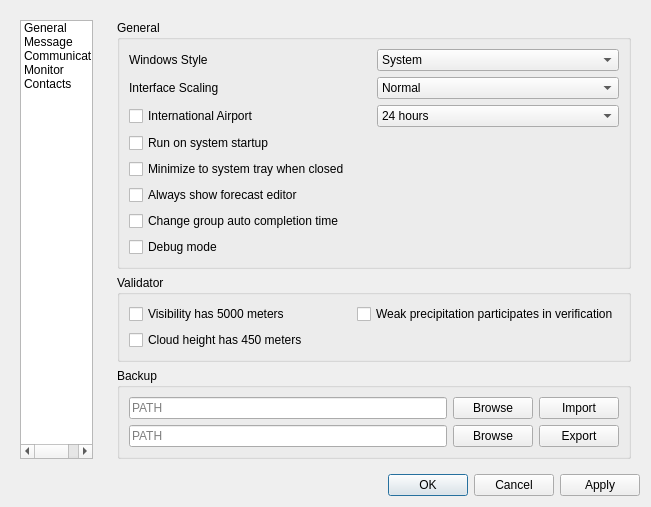
The window that tafor/components/ui/setting.ui (up1and/tafor) describes before a commit, drawn with Qt 5.
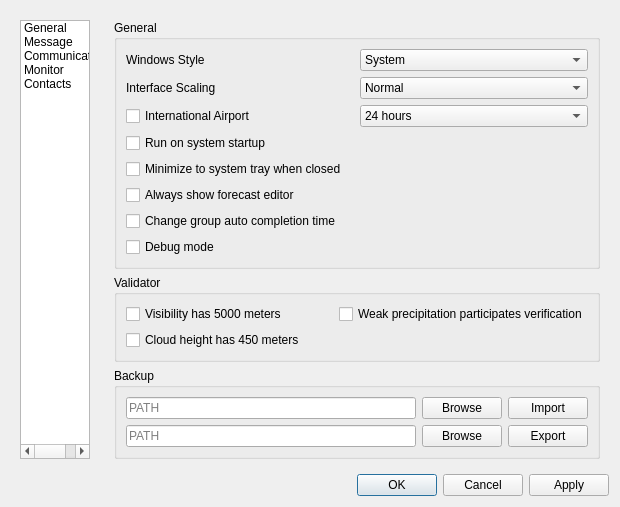
The same window after the commit.

Commit message: 微调部分组件 UI

```diff
--- a/tafor/components/ui/setting.ui
+++ b/tafor/components/ui/setting.ui
@@ -6,7 +6,7 @@
    <rect>
     <x>0</x>
     <y>0</y>
-    <width>651</width>
+    <width>620</width>
     <height>462</height>
    </rect>
   </property>
@@ -226,8 +226,14 @@
             </item>
             <item row="0" column="1">
              <widget class="QCheckBox" name="weakPrecipitationVerification">
+              <property name="maximumSize">
+               <size>
+                <width>274</width>
+                <height>16777215</height>
+               </size>
+              </property>
               <property name="text">
-               <string>Weak precipitation participates in verification</string>
+               <string>Weak precipitation participates verification</string>
               </property>
              </widget>
             </item>
```
Left out of the diff: 3 changed lines with no effect on the pictures. The commit also changes 4 other files.
